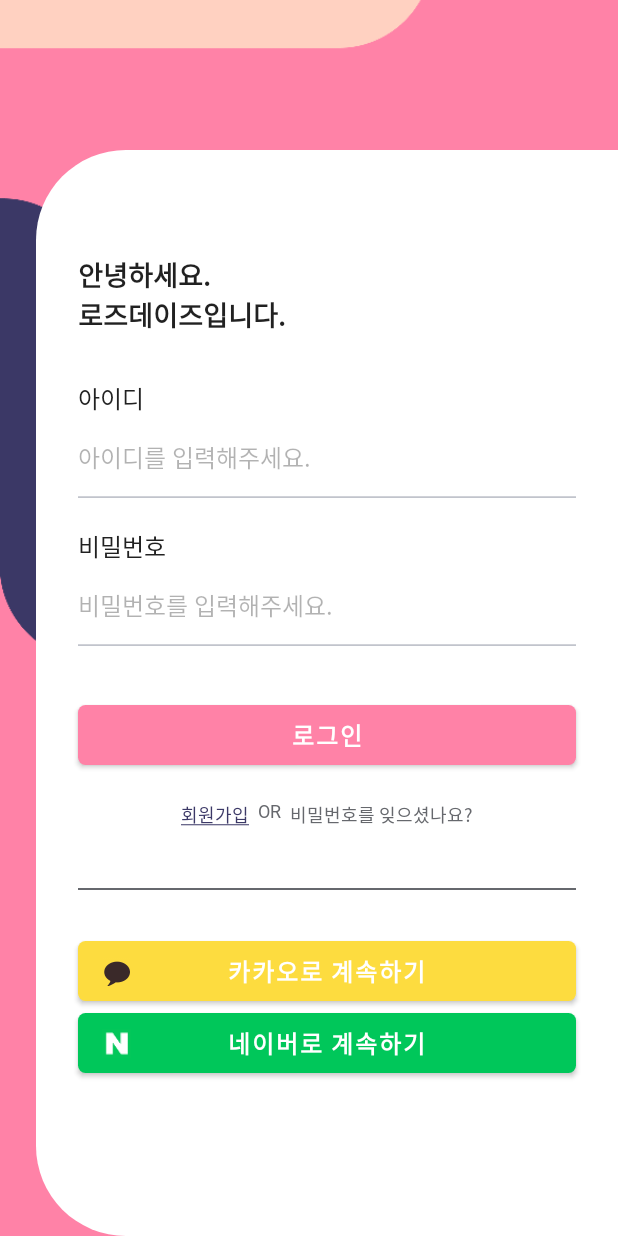
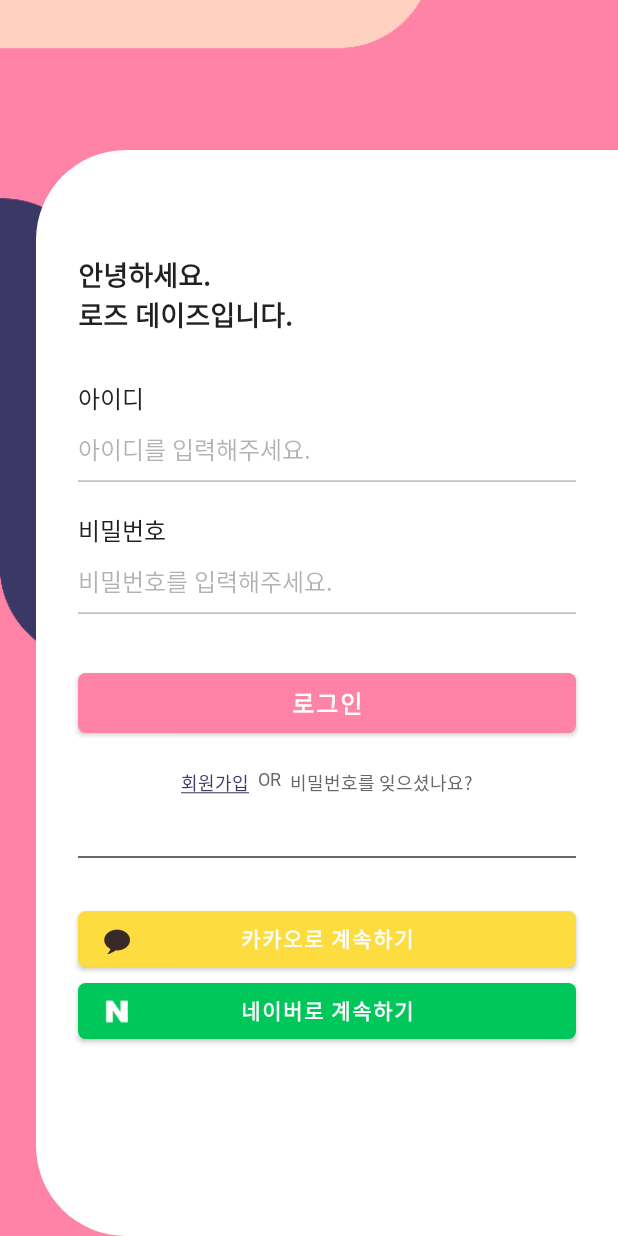
Before and after one commit to Break-The-Cycle/break-the-cycle_android, an Android app built with Jetpack Compose: the SignInIdPasswdScreen screen opened through its navigation route, on a phone screen of 412 x 824 dp. Run offline under Robolectric (Android 15) with nearby library versions, the phone set to English and light mode, and no system bars; our stand-ins replace Dagger/Hilt's generated code, accompanist.

Commit message:
design : 오타 수정 및 디자인 디테일 수정 ⚜

```diff
--- a/app/src/main/java/kau/brave/breakthecycle/ui/auth/components/LoginIdPasswd.kt
+++ b/app/src/main/java/kau/brave/breakthecycle/ui/auth/components/LoginIdPasswd.kt
@@ -29,7 +29,7 @@
     updatePasswd: (String) -> Unit = {},
     navigateToMainGraph: () -> Unit = {},
 ) {
-    Text(text = "안녕하세요.\n로즈데이즈입니다.", fontSize = 18.sp, fontWeight = FontWeight.Bold)
+    Text(text = "안녕하세요.\n로즈 데이즈입니다.", fontSize = 18.sp, fontWeight = FontWeight.Bold)
     HeightSpacer(30.dp)
     Text(text = "아이디", fontSize = 16.sp)
     CustomTextField(
--- a/app/src/main/java/kau/brave/breakthecycle/ui/auth/signin/SignInIdPasswdScreen.kt
+++ b/app/src/main/java/kau/brave/breakthecycle/ui/auth/signin/SignInIdPasswdScreen.kt
@@ -162,7 +162,7 @@
                     visualTransformation = PasswordVisualTransformation()
                 )
                 Text(
-                    text = "비밀번호는 8~12글자, 숫자, 대소문자, 특수문자 포함이여야 합니다.",
+                    text = "8~12글자, 숫자, 대소문자, 특수문자 포함이여야 합니다.",
                     fontSize = 12.sp,
                     fontWeight = FontWeight.Bold,
                     color = when (passwdStatus) {
@@ -174,7 +174,7 @@
 
                 /** 비밀번호 확인 */
                 CustomTextField(
-                    modifier = Modifier.fillMaxWidth(),
+                    modifier = Modifier.fillMaxWidth().padding(top=10.dp),
                     value = passwdConfirm,
                     placeholderText = "비밀번호를 확인해주세요.",
                     onvalueChanged = {
--- a/app/src/main/java/kau/brave/breakthecycle/ui/component/CustomTextField.kt
+++ b/app/src/main/java/kau/brave/breakthecycle/ui/component/CustomTextField.kt
@@ -84,7 +84,7 @@
             decorationBox = { innerTextField ->
                 Row(
                     verticalAlignment = Alignment.CenterVertically,
-                    modifier = Modifier.padding(0.dp, 15.dp)
+                    modifier = Modifier.padding(0.dp, 10.dp)
                 ) {
                     if (leadingIcon != null) leadingIcon()
                     Box(Modifier.weight(1f)) {
--- a/app/src/main/java/kau/brave/breakthecycle/ui/splash/SocialLoginBtn.kt
+++ b/app/src/main/java/kau/brave/breakthecycle/ui/splash/SocialLoginBtn.kt
@@ -47,7 +47,7 @@
                 modifier = Modifier.align(Alignment.Center),
                 text = text,
                 color = White,
-                fontSize = 16.sp,
+                fontSize = 14.sp,
                 fontWeight = FontWeight.Bold
             )
         }
--- a/app/src/main/java/kau/brave/breakthecycle/ui/splash/SplashScreen.kt
+++ b/app/src/main/java/kau/brave/breakthecycle/ui/splash/SplashScreen.kt
@@ -11,6 +11,7 @@
 import androidx.compose.ui.graphics.Color
 import androidx.compose.ui.res.painterResource
 import androidx.compose.ui.text.font.FontWeight
+import androidx.compose.ui.text.style.TextAlign
 import androidx.compose.ui.unit.dp
 import androidx.compose.ui.unit.sp
 import kau.brave.breakthecycle.R
@@ -51,5 +52,14 @@
             fontWeight = FontWeight.Bold,
             color = Color.Black, modifier = Modifier.padding(top = 10.dp)
         )
+
+        Text(
+            text = "여성 안심 어플\n안녕하세요 로즈 데이즈 입니다.",
+            fontSize = 16.sp,
+            fontWeight = FontWeight.Bold,
+            color = Color(0xFF767676),
+            textAlign = TextAlign.Center,
+            modifier = Modifier.padding(top = 18.dp)
+        )
     }
 }
```
